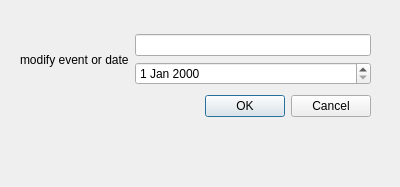
Qt form modifydial.ui (Rorschach742/wunderlist) before a commit.
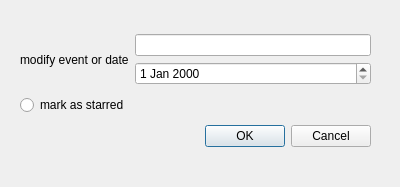
The same form after that commit.

The edit to the form file:
```diff
--- a/modifydial.ui
+++ b/modifydial.ui
@@ -13,16 +13,26 @@
   <property name="windowTitle">
    <string>Dialog</string>
   </property>
-  <widget class="QWidget" name="">
+  <widget class="QWidget" name="layoutWidget">
    <property name="geometry">
     <rect>
      <x>20</x>
      <y>30</y>
      <width>351</width>
-     <height>91</height>
+     <height>123</height>
     </rect>
    </property>
    <layout class="QGridLayout" name="gridLayout_3">
+    <item row="2" column="0">
+     <widget class="QDialogButtonBox" name="buttonBox">
+      <property name="orientation">
+       <enum>Qt::Horizontal</enum>
+      </property>
+      <property name="standardButtons">
+       <set>QDialogButtonBox::Cancel|QDialogButtonBox::Ok</set>
+      </property>
+     </widget>
+    </item>
     <item row="0" column="0">
      <layout class="QGridLayout" name="gridLayout_2">
       <item row="0" column="0">
@@ -45,12 +55,9 @@
      </layout>
     </item>
     <item row="1" column="0">
-     <widget class="QDialogButtonBox" name="buttonBox">
-      <property name="orientation">
-       <enum>Qt::Horizontal</enum>
-      </property>
-      <property name="standardButtons">
-       <set>QDialogButtonBox::Cancel|QDialogButtonBox::Ok</set>
+     <widget class="QRadioButton" name="radioButton">
+      <property name="text">
+       <string>mark as starred</string>
       </property>
      </widget>
     </item>
```
